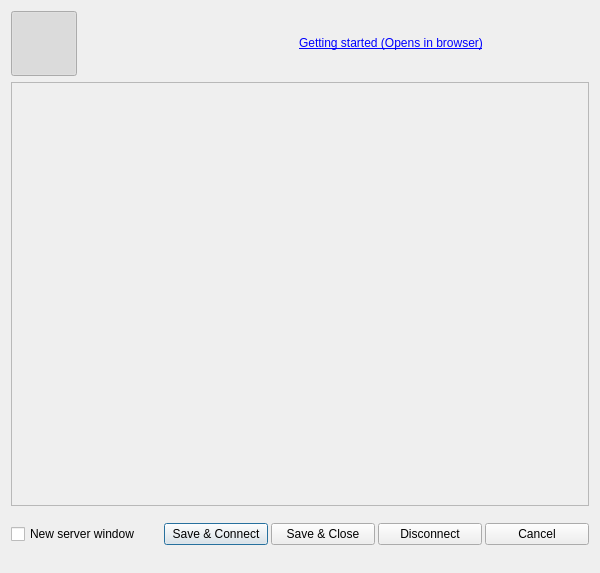
First picture: the form in iconfig.ui, repository daniel-Jones/IdealIRC, before the edit.
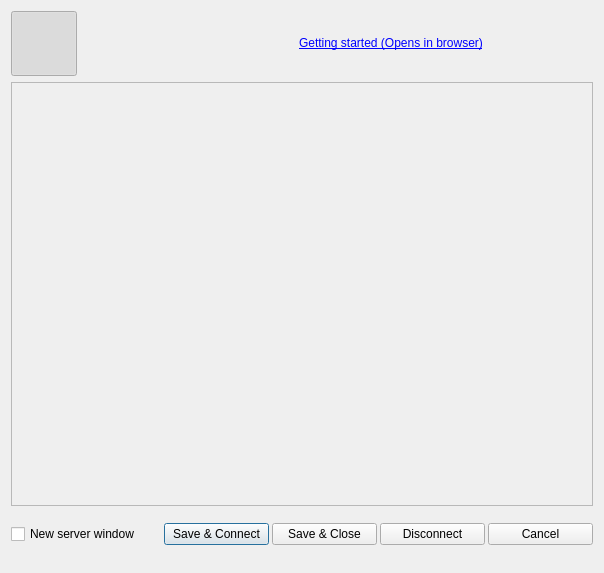
Second picture: the form after the edit. Icons and pictures are not drawn.

Diff of the .ui file:
```diff
--- a/iconfig.ui
+++ b/iconfig.ui
@@ -6,7 +6,7 @@
    <rect>
     <x>0</x>
     <y>0</y>
-    <width>600</width>
+    <width>604</width>
     <height>573</height>
    </rect>
   </property>
```
Left out of the diff: 1 changed line with no effect on the pictures.
